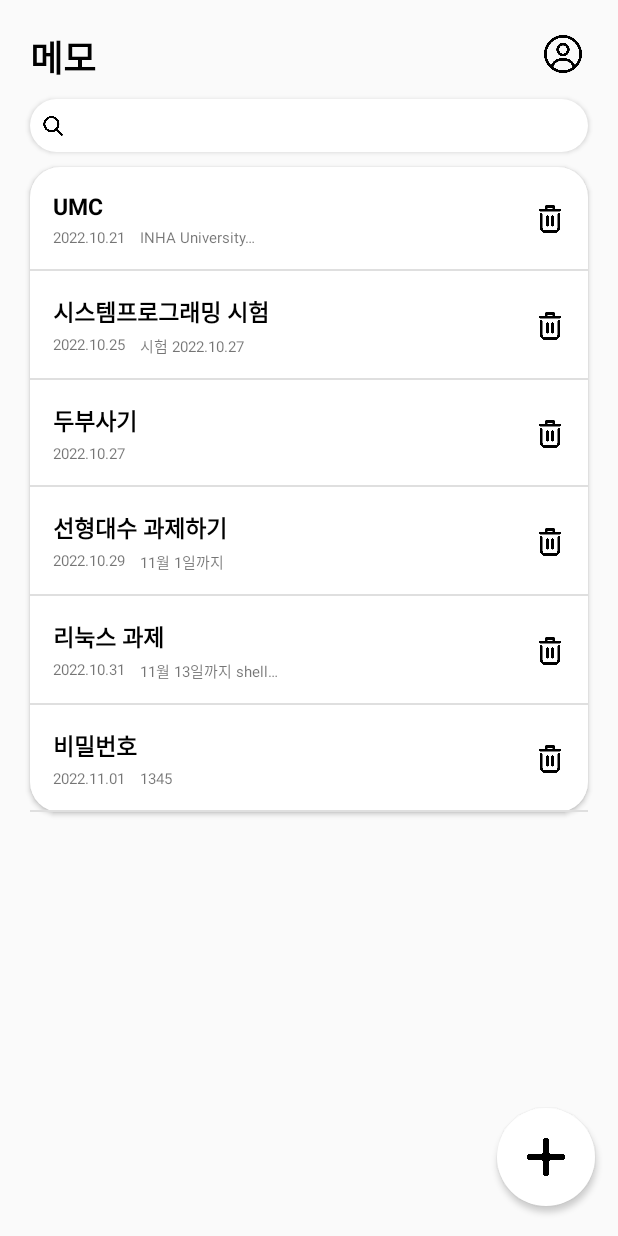
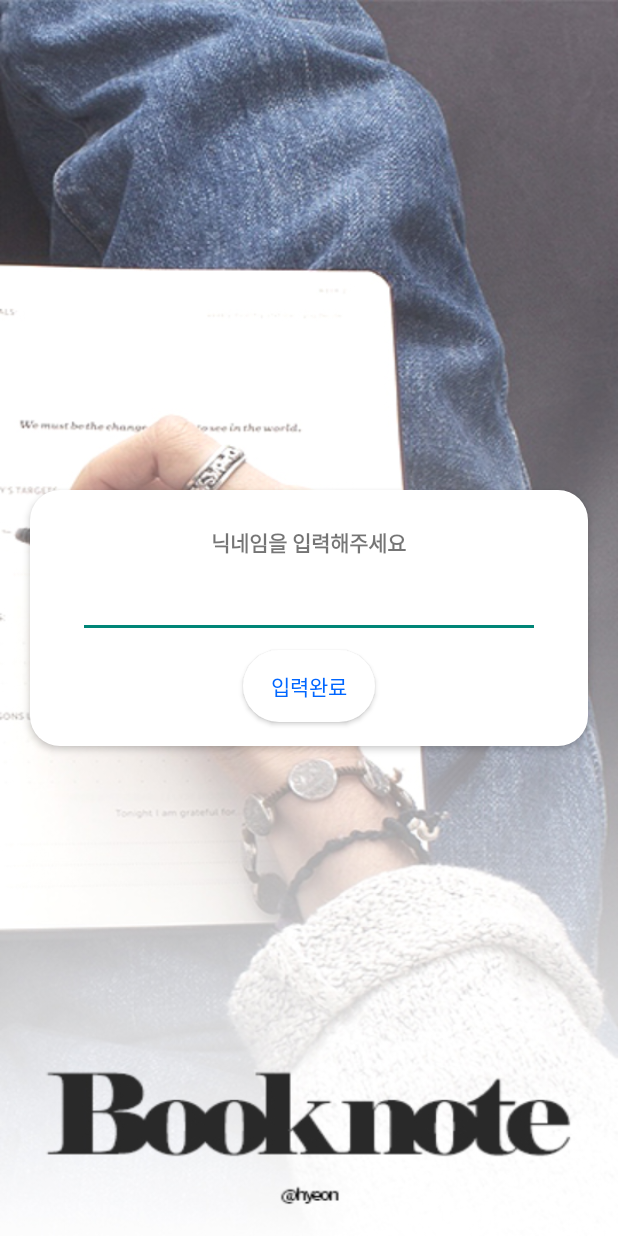
Before and after one commit to ss99x2002/UMC_Android, an Android app: the screen it shows after launch (MemoListActivity before the commit, NicknameActivity after it), on a phone screen of 412 x 824 dp. Run offline under Robolectric (Android 15) with nearby library versions, the light colour scheme and no system bars; our stand-ins replace data binding.

Commit message:
[ADD] 닉네임 설정,메모 타이틀 닉네임 적용

```diff
--- a/app/src/main/AndroidManifest.xml
+++ b/app/src/main/AndroidManifest.xml
@@ -13,11 +13,13 @@
         android:theme="@style/Theme.Assignment4"
         tools:targetApi="31">
         <activity android:name=".memo.SplashActivity"
-            android:exported="true">>
+            android:exported="true">
             <intent-filter>
                 <action android:name="android.intent.action.MAIN" />
                 <category android:name="android.intent.category.LAUNCHER" />
             </intent-filter>
+        </activity>
+        <activity android:name=".memo.NicknameActivity">
         </activity>
         <activity android:name=".memo.MemoListActivity">
         </activity>
--- a/app/src/main/java/com/example/assignment4/memo/MemoListActivity.kt
+++ b/app/src/main/java/com/example/assignment4/memo/MemoListActivity.kt
@@ -122,6 +122,8 @@ class MemoListActivity : AppCompatActivity() {
             add(Memo("리눅스 과제","11월 13일까지 shell 만들기","2022.10.31","#FF000000"))
             add(Memo("비밀번호","1345","2022.11.01","#FF000000"))
         }
+        binding.tvTitle.setText("${Nickname.getNickName()}님의 메모")
     }
 
+
 }
--- /dev/null
+++ b/app/src/main/java/com/example/assignment4/memo/Nickname.kt
@@ -0,0 +1,16 @@
+package com.example.assignment4.memo
+
+class Nickname {
+
+    companion object{
+        var nickname=""
+
+        fun getNickName() :String{
+            return nickname
+        }
+
+        fun setNickName(name:String){
+            nickname = name
+        }
+    }
+}
--- /dev/null
+++ b/app/src/main/java/com/example/assignment4/memo/NicknameActivity.kt
@@ -0,0 +1,42 @@
+package com.example.assignment4.memo
+
+import android.content.Intent
+import android.os.Bundle
+import android.util.Log
+import android.view.View
+import android.widget.Toast
+import androidx.appcompat.app.AppCompatActivity
+import androidx.databinding.DataBindingUtil
+import com.example.assignment4.R
+import com.example.assignment4.databinding.ActivityNicknameBinding
+
+class NicknameActivity : AppCompatActivity(), View.OnClickListener{
+    private lateinit var binding:ActivityNicknameBinding
+
+    override fun onCreate(savedInstanceState: Bundle?) {
+        super.onCreate(savedInstanceState)
+        binding=DataBindingUtil.setContentView(this,R.layout.activity_nickname)
+    }
+
+    override fun onClick(v: View?) {
+        when(v?.id)
+        {
+            R.id.btn_confirm->{
+                Log.e("summer","입력완료 버튼 눌러짐")
+                with(binding)
+                {
+                    if (etNickname.text.isEmpty())
+                    {
+                        Toast.makeText(this@NicknameActivity,"닉네임을 반드시 입력해주세요",Toast.LENGTH_SHORT).show()
+                    }
+                    else
+                    {
+                        Nickname.setNickName(etNickname.text.toString())
+                        val intent = Intent(this@NicknameActivity,MemoListActivity::class.java)
+                        startActivity(intent)
+                    }
+                }
+            }
+        }
+    }
+}
--- a/app/src/main/java/com/example/assignment4/memo/SplashActivity.kt
+++ b/app/src/main/java/com/example/assignment4/memo/SplashActivity.kt
@@ -13,7 +13,7 @@ class SplashActivity : AppCompatActivity() {
 
         val handler = Handler()
         handler.postDelayed({
-            val intent = Intent(applicationContext,MemoListActivity::class.java)
+            val intent = Intent(applicationContext,NicknameActivity::class.java)
             startActivity(intent)
             finish()
         },2000)
--- /dev/null
+++ b/app/src/main/res/layout/activity_nickname.xml
@@ -0,0 +1,58 @@
+<?xml version="1.0" encoding="utf-8"?>
+<layout
+    xmlns:android="http://schemas.android.com/apk/res/android"
+    xmlns:app="http://schemas.android.com/apk/res-auto">
+    <data>
+        <variable
+            name="nickName"
+            type="com.example.assignment4.memo.NicknameActivity" />
+    </data>
+<androidx.constraintlayout.widget.ConstraintLayout
+    android:layout_width="match_parent"
+    android:layout_height="match_parent"
+    android:background="@drawable/bg_nickname_white">
+
+    <LinearLayout
+        android:layout_width="match_parent"
+        android:layout_height="wrap_content"
+        android:layout_marginStart="20dp"
+        android:layout_marginEnd="20dp"
+        android:orientation="vertical"
+        android:gravity="center"
+        app:layout_constraintTop_toTopOf="parent"
+        app:layout_constraintBottom_toBottomOf="parent"
+        android:background="@drawable/view_card"
+        android:elevation="3dp">
+
+        <TextView
+            android:id="@+id/tv_title"
+            android:layout_width="wrap_content"
+            android:layout_height="wrap_content"
+            android:layout_marginTop="24dp"
+            android:textStyle="bold"
+            android:text="닉네임을 입력해주세요"/>
+
+        <EditText
+            android:id="@+id/et_nickname"
+            android:layout_width="match_parent"
+            android:layout_height="wrap_content"
+            android:layout_marginStart="32dp"
+            android:layout_marginEnd="32dp"
+            android:layout_marginTop="8dp"
+            android:layout_marginBottom="8dp"/>
+
+        <Button
+            android:id="@+id/btn_confirm"
+            android:layout_width="wrap_content"
+            android:layout_height="wrap_content"
+            android:text="입력완료"
+            android:layout_marginBottom="16dp"
+            android:textColor="@color/blue"
+            android:background="@drawable/btn_dialog"
+            android:onClick="onClick"
+            app:layout_constraintStart_toStartOf="parent" />
+    </LinearLayout>
+
+</androidx.constraintlayout.widget.ConstraintLayout>
+
+</layout>
```
Also changed, not shown: app/src/main/res/drawable-v24/bg_nickname.jpg (added), app/src/main/res/drawable-v24/bg_nickname_white.jpg (added), app/src/main/res/drawable/ic_pencil.png (added).
